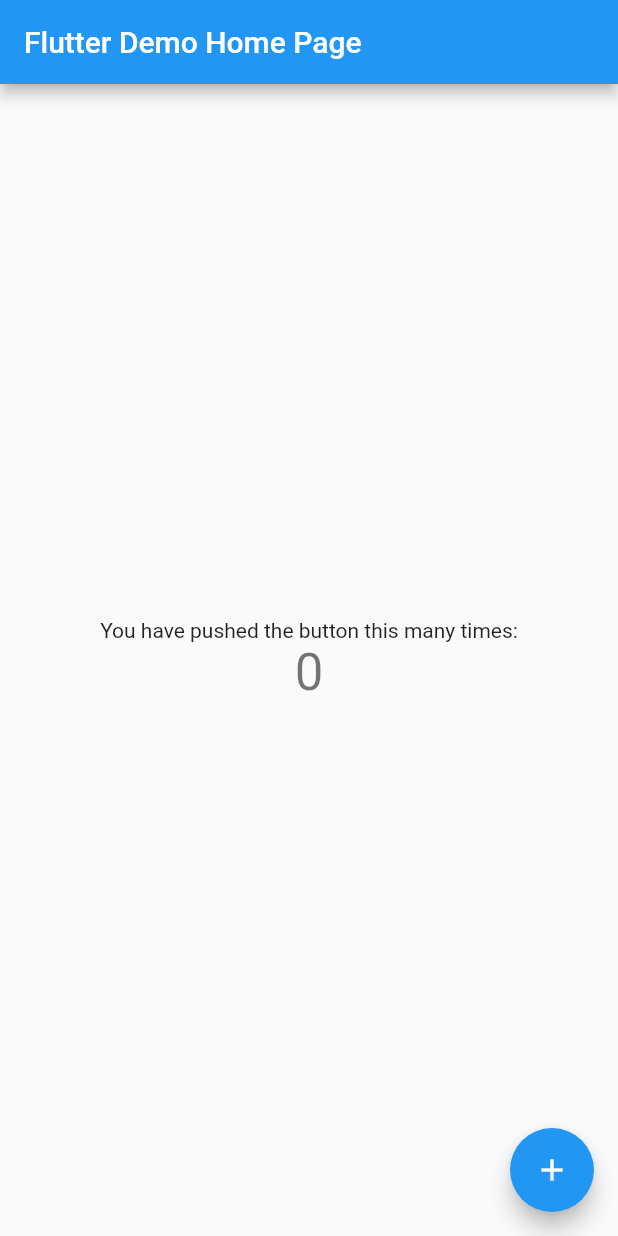
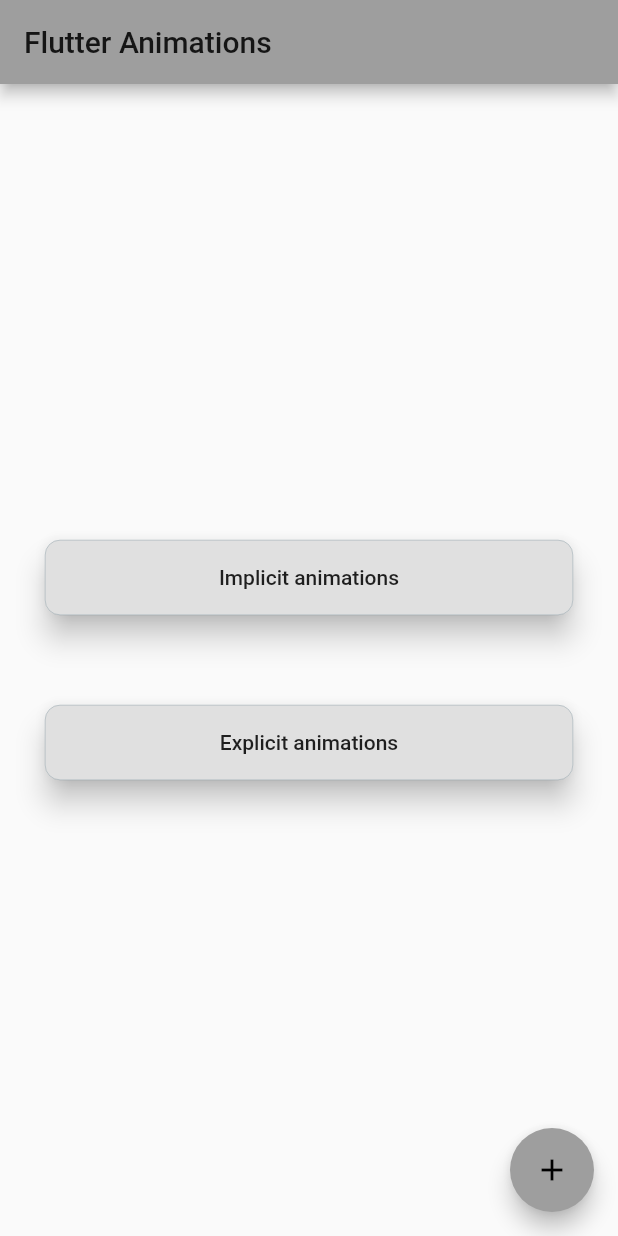
Before and after one commit to nemrosim/flutter-animation-basics, a Flutter app: the screen it shows after launch, on a phone screen of 412 x 824 dp. Run offline on Flutter 3.47's test engine with Material 2 defaults, Android fonts, the phone set to English and light mode, and no system bars.

Commit message:
add animations

```diff
--- /dev/null
+++ b/lib/constants/routes.dart
@@ -0,0 +1,10 @@
+enum MAIN_ROUTES {
+  IMPLICIT,
+}
+
+enum IMPLICIT_ROUTES {
+  CONTAINER,
+  OPACITY,
+  TWEEN,
+  PADDING,
+}
--- a/lib/main.dart
+++ b/lib/main.dart
@@ -1,4 +1,13 @@
+import 'package:animationapp/constants/routes.dart';
+import 'package:animationapp/routes/explicit.dart';
+import 'package:animationapp/routes/implicit.dart';
+import 'package:animationapp/routes/implicit/anim_container.dart';
+import 'package:animationapp/routes/implicit/anim_opacity.dart';
+import 'package:animationapp/routes/implicit/anim_padding.dart';
+import 'package:animationapp/routes/implicit/tween_anim.dart';
 import 'package:flutter/material.dart';
+
+import 'widgets/raised_app_button.dart';
 
 void main() => runApp(MyApp());
 
@@ -9,33 +18,27 @@ class MyApp extends StatelessWidget {
     return MaterialApp(
       title: 'Flutter Demo',
       theme: ThemeData(
-        // This is the theme of your application.
-        //
-        // Try running your application with "flutter run". You'll see the
-        // application has a blue toolbar. Then, without quitting the app, try
-        // changing the primarySwatch below to Colors.green and then invoke
-        // "hot reload" (press "r" in the console where you ran "flutter run",
-        // or simply save your changes to "hot reload" in a Flutter IDE).
-        // Notice that the counter didn't reset back to zero; the application
-        // is not restarted.
-        primarySwatch: Colors.blue,
+        primarySwatch: Colors.grey,
       ),
-      home: MyHomePage(title: 'Flutter Demo Home Page'),
+      home: MyHomePage(title: 'Flutter Animations'),
+      routes: {
+        '/${MAIN_ROUTES.IMPLICIT}': (context) => ImplicitAnimationRoute(),
+        '/${MAIN_ROUTES.IMPLICIT}/${IMPLICIT_ROUTES.CONTAINER}': (context) =>
+            AnimatedContainerRoute(),
+        '/${MAIN_ROUTES.IMPLICIT}/${IMPLICIT_ROUTES.OPACITY}': (context) =>
+            AnimatedOpacityRoute(),
+        '/${MAIN_ROUTES.IMPLICIT}/${IMPLICIT_ROUTES.TWEEN}': (context) =>
+            TweenAnimationRoute(),
+        '/${MAIN_ROUTES.IMPLICIT}/${IMPLICIT_ROUTES.PADDING}': (context) =>
+            AnimatedPaddingRoute(),
+        '/explicit': (context) => ExplicitAnimationRoute(),
+      },
     );
   }
 }
 
 class MyHomePage extends StatefulWidget {
   MyHomePage({Key key, this.title}) : super(key: key);
-
-  // This widget is the home page of your application. It is stateful, meaning
-  // that it has a State object (defined below) that contains fields that affect
-  // how it looks.
-
-  // This class is the configuration for the state. It holds the values (in this
-  // case the title) provided by the parent (in this case the App widget) and
-  // used by the build method of the State. Fields in a Widget subclass are
-  // always marked "final".
 
   final String title;
 
@@ -44,65 +47,34 @@ class MyHomePage extends StatefulWidget {
 }
 
 class _MyHomePageState extends State<MyHomePage> {
-  int _counter = 0;
-
-  void _incrementCounter() {
-    setState(() {
-      // This call to setState tells the Flutter framework that something has
-      // changed in this State, which causes it to rerun the build method below
-      // so that the display can reflect the updated values. If we changed
-      // _counter without calling setState(), then the build method would not be
-      // called again, and so nothing would appear to happen.
-      _counter++;
-    });
-  }
-
   @override
   Widget build(BuildContext context) {
-    // This method is rerun every time setState is called, for instance as done
-    // by the _incrementCounter method above.
-    //
-    // The Flutter framework has been optimized to make rerunning build methods
-    // fast, so that you can just rebuild anything that needs updating rather
-    // than having to individually change instances of widgets.
     return Scaffold(
       appBar: AppBar(
-        // Here we take the value from the MyHomePage object that was created by
-        // the App.build method, and use it to set our appbar title.
         title: Text(widget.title),
       ),
       body: Center(
-        // Center is a layout widget. It takes a single child and positions it
-        // in the middle of the parent.
         child: Column(
-          // Column is also a layout widget. It takes a list of children and
-          // arranges them vertically. By default, it sizes itself to fit its
-          // children horizontally, and tries to be as tall as its parent.
-          //
-          // Invoke "debug painting" (press "p" in the console, choose the
-          // "Toggle Debug Paint" action from the Flutter Inspector in Android
-          // Studio, or the "Toggle Debug Paint" command in Visual Studio Code)
-          // to see the wireframe for each widget.
-          //
-          // Column has various properties to control how it sizes itself and
-          // how it positions its children. Here we use mainAxisAlignment to
-          // center the children vertically; the main axis here is the vertical
-          // axis because Columns are vertical (the cross axis would be
-          // horizontal).
           mainAxisAlignment: MainAxisAlignment.center,
+          crossAxisAlignment: CrossAxisAlignment.stretch,
           children: <Widget>[
-            Text(
-              'You have pushed the button this many times:',
+            RaisedAppButton(
+              buttonText: "Implicit animations",
+              onPressed: () {
+                Navigator.pushNamed(context, '/${MAIN_ROUTES.IMPLICIT}');
+              },
             ),
-            Text(
-              '$_counter',
-              style: Theme.of(context).textTheme.display1,
+            RaisedAppButton(
+              buttonText: 'Explicit animations',
+              onPressed: () {
+                Navigator.pushNamed(context, '/explicit');
+              },
             ),
           ],
         ),
       ),
       floatingActionButton: FloatingActionButton(
-        onPressed: _incrementCounter,
+        onPressed: () {},
         tooltip: 'Increment',
         child: Icon(Icons.add),
       ), // This trailing comma makes auto-formatting nicer for build methods.
--- /dev/null
+++ b/lib/widgets/raised_app_button.dart
@@ -0,0 +1,35 @@
+import 'package:flutter/material.dart';
+
+class RaisedAppButton extends StatelessWidget {
+  final String buttonText;
+  final VoidCallback onPressed;
+
+  RaisedAppButton({
+    @required this.buttonText,
+    @required this.onPressed,
+  });
+
+  @override
+  Widget build(BuildContext context) {
+    return Padding(
+      padding: EdgeInsets.all(30),
+      child: SizedBox(
+        width: 200,
+        height: 50,
+        child: RaisedButton(
+          shape: RoundedRectangleBorder(
+            borderRadius: new BorderRadius.circular(10.0),
+            side: BorderSide(
+              width: 0.2,
+              style: BorderStyle.solid,
+              color: Colors.blueGrey,
+            ),
+          ),
+          onPressed: onPressed,
+          elevation: 8,
+          child: Text(buttonText),
+        ),
+      ),
+    );
+  }
+}
```
Also changed, not shown: lib/routes/explicit.dart (added, +13 -0 lines), lib/routes/implicit.dart (added, +50 -0 lines), lib/routes/implicit/anim_container.dart (added, +77 -0 lines), lib/routes/implicit/anim_opacity.dart (added, +61 -0 lines), lib/routes/implicit/anim_padding.dart (added, +66 -0 lines), lib/routes/implicit/tween_anim.dart (added, +47 -0 lines).
